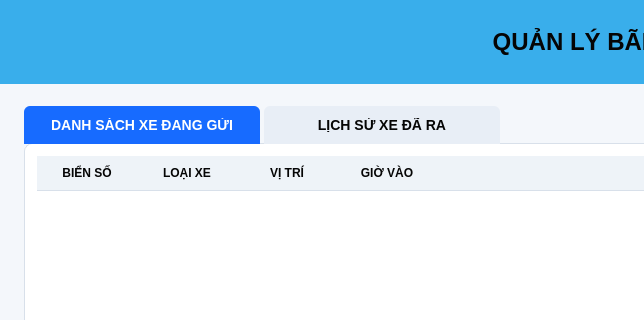
Before: the Qt Designer form QLBaiDoXeThongMinh/giaodien/designer/quan_ly_bai_xe.ui in hiennguyen2501/project_HeThongQuanLyBaiXeThongMinh, drawn with Qt 5; both pictures show x 0 to 644 and y 0 to 320 of the 1180 by 720 pixel window.
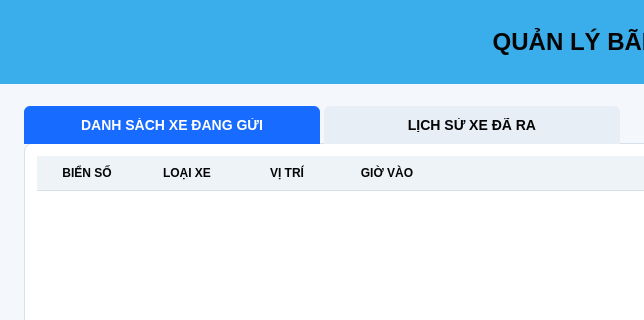
After: the same form once the commit is applied.

```diff
--- a/QLBaiDoXeThongMinh/giaodien/designer/quan_ly_bai_xe.ui
+++ b/QLBaiDoXeThongMinh/giaodien/designer/quan_ly_bai_xe.ui
@@ -44,13 +44,13 @@
 QTabBar::tab {
     background: #E8EEF6;
     color: #050505;
-    padding: 12px 28px;
+    padding: 12px 18px;
     border-top-left-radius: 6px;
     border-top-right-radius: 6px;
     margin-right: 4px;
     font-size: 14px;
     font-weight: 800;
-    min-width: 180px;
+    min-width: 260px;
 }
 QTabBar::tab:selected {
     background: #176BFF;
```
Left out of the diff: 1 changed line with no effect on the pictures.
